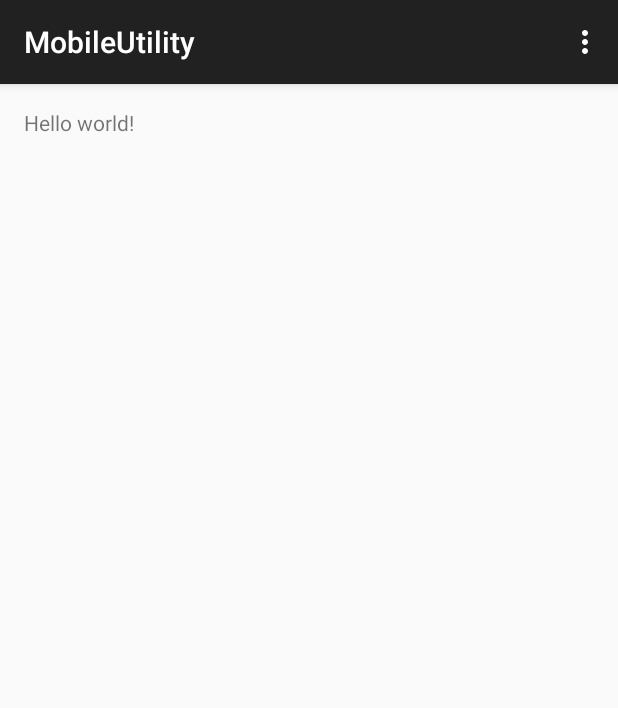
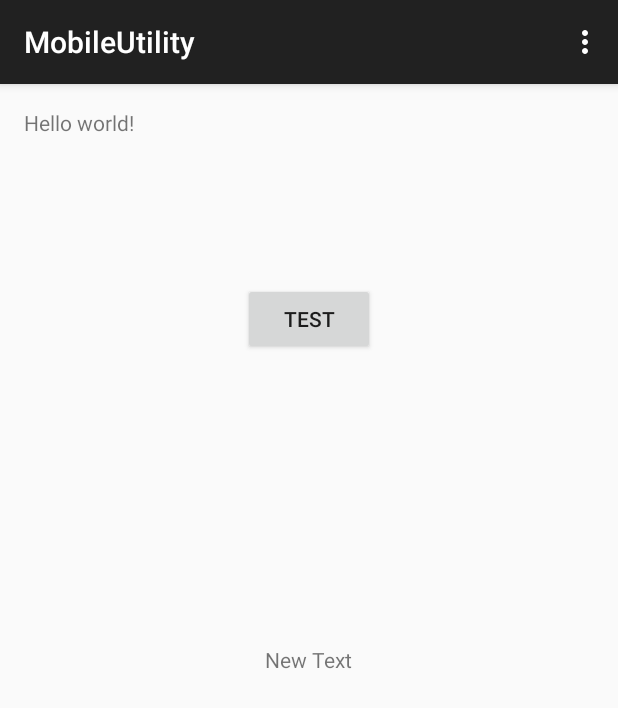
Before and after one commit to nhducit/MobileUtility, an Android app: the screen it shows after launch (MainActivity), on a phone screen of 412 x 824 dp. Shown: the top 708 px of the screen. Run offline under Robolectric (Android 15) with nearby library versions, the phone set to English and light mode, and no system bars; libraries missing offline, so code that uses them is left out: io.realm; 8 statements that could not run were skipped.

Commit message:
add methods

```diff
--- a/app/src/main/java/com/ducnh/mobileutility/app/MainActivity.java
+++ b/app/src/main/java/com/ducnh/mobileutility/app/MainActivity.java
@@ -2,44 +2,79 @@ package com.ducnh.mobileutility.app;
 
 import android.support.v7.app.ActionBarActivity;
 import android.os.Bundle;
+import android.util.Log;
 import android.view.Menu;
 import android.view.MenuItem;
+import android.view.View;
+import android.widget.Button;
+import android.widget.TextView;
 import com.ducnh.mobileutility.app.model.Action;
 import com.ducnh.mobileutility.app.model.PromotionPackage;
 import io.realm.Realm;
 import io.realm.RealmResults;
 
+import java.io.File;
+import java.io.FileOutputStream;
 import java.io.IOException;
 import java.io.InputStream;
 
 
 public class MainActivity extends ActionBarActivity {
 
-    String VENDOR = "vendor";
-    String PACKAGE_NAME = "packageName";
-    String ACTION_TYPE = "actionType";
-    String SMS_FEE = "smsFee";
-    String PACKAGE_FEE = "packageFee";
-    String CUSTOM_NUMBER = "customNumber";
-    String MESSAGE_CONTENT = "messageContent";
+    private String LOG_TAG = "MobileUtility";
+
+
+    private String VENDOR = "vendor";
+    private String PACKAGE_NAME = "packageName";
+    private String ACTION_TYPE = "actionType";
+    private String SMS_FEE = "smsFee";
+    private String PACKAGE_FEE = "packageFee";
+    private String CUSTOM_NUMBER = "customNumber";
+    private String MESSAGE_CONTENT = "messageContent";
+
+    //
+
+    private Realm realm;
+
+    //
+    Button testButton;
+    TextView textView;
 
     @Override
     protected void onCreate(Bundle savedInstanceState) {
         super.onCreate(savedInstanceState);
         setContentView(R.layout.activity_main);
+        //String dbPath = copyBundledRealmFile(this.getResources().openRawResource(R.))
+        try {
+            //TODO: remove deleteRealmFile when publish this application
+            Realm.deleteRealmFile(this);
+            realm = Realm.getInstance(this);
+
+        } catch (Exception e) {
+            Log.i(LOG_TAG, "Can not get instance of Realm, need migration");
+            e.printStackTrace();
+        }
         initialDatabase();
+        testButton = (Button) findViewById(R.id.testButton);
+        textView = (TextView) findViewById(R.id.packageTextVIew);
+        testButton.setOnClickListener(new View.OnClickListener() {
+            @Override
+            public void onClick(View v) {
+                printAllPackage(textView);
+            }
+        });
     }
+
+
 
 
     public void initialDatabase() {
         initialActionData();
         initialPackageData();
-        packageActionLinker();
-        printAllPackage();
+        //packageActionLinker();
     }
 
     public void initialPackageData() {
-        Realm realm = Realm.getInstance(this);
         realm.beginTransaction();
         try {
             InputStream inputStream = getAssets().open("PromotionPackageData.json");
@@ -52,7 +87,6 @@ public class MainActivity extends ActionBarActivity {
     }
 
     public void initialActionData() {
-        Realm realm = Realm.getInstance(this);
         realm.beginTransaction();
         try {
             InputStream inputStream = getAssets().open("ActionData.json");
@@ -64,30 +98,35 @@ public class MainActivity extends ActionBarActivity {
         }
     }
 
-    public void packageActionLinker() {
-        Realm realm = Realm.getInstance(this);
-        realm.beginTransaction();
+//    public void packageActionLinker() {
+//        realm.beginTransaction();
+//        RealmResults<PromotionPackage> promotionPackages = realm.where(PromotionPackage.class).findAll();
+//
+//
+//        for (int i = 0; i < promotionPackages.size(); i++) {
+//            PromotionPackage promotionPackage = promotionPackages.get(i);
+//            RealmResults<Action> actions = realm.where(Action.class)
+//                    .equalTo(VENDOR, promotionPackage.getVendor(), false)
+//                    .equalTo(PACKAGE_NAME, promotionPackage.getPackageName(), false)
+//                    .findAll();
+//
+//            for (int j = 0; j < actions.size(); j++) {
+//                Action action = actions.get(j);
+//                promotionPackage.getActions().add(action);
+//            }
+//            //promotionPackage.getActions().addAll(actions);
+//
+//        }
+//
+//        realm.commitTransaction();
+//    }
+
+    public void printAllPackage(TextView textView) {
         RealmResults<PromotionPackage> promotionPackages = realm.where(PromotionPackage.class).findAll();
         for (PromotionPackage promotionPackage : promotionPackages) {
-            RealmResults<Action> actions = realm.where(Action.class)
-                    .equalTo(VENDOR, promotionPackage.getVendor())
-                    .equalTo(PACKAGE_NAME, promotionPackage.getVendor())
-                    .findAll();
-
-            promotionPackage.getActions().addAll(actions);
+            textView.setText(textView.getText() + promotionPackage.toString());
+            Log.i("MU---" , promotionPackage.toString());
         }
-        realm.commitTransaction();
-    }
-
-    public void printAllPackage() {
-        Realm realm = Realm.getInstance(this);
-        realm.beginTransaction();
-        RealmResults<PromotionPackage> promotionPackages = realm.where(PromotionPackage.class).findAll();
-
-        for (PromotionPackage promotionPackage : promotionPackages) {
-            System.out.println(promotionPackage.toString());
-        }
-        realm.commitTransaction();
     }
 
 
@@ -112,4 +151,10 @@ public class MainActivity extends ActionBarActivity {
 
         return super.onOptionsItemSelected(item);
     }
+
+    @Override
+    protected void onDestroy() {
+        super.onDestroy();
+        realm.close();
+    }
 }
--- a/app/src/main/res/layout/activity_main.xml
+++ b/app/src/main/res/layout/activity_main.xml
@@ -5,6 +5,24 @@
     android:paddingBottom="@dimen/activity_vertical_margin" tools:context=".MainActivity">
 
     <TextView android:text="@string/hello_world" android:layout_width="wrap_content"
-        android:layout_height="wrap_content" />
+        android:layout_height="wrap_content"
+        android:id="@+id/textView2" />
+
+    <TextView
+        android:layout_width="wrap_content"
+        android:layout_height="wrap_content"
+        android:text="New Text"
+        android:id="@+id/packageTextVIew"
+        android:layout_centerVertical="true"
+        android:layout_centerHorizontal="true" />
+
+    <Button
+        android:layout_width="wrap_content"
+        android:layout_height="wrap_content"
+        android:text="Test"
+        android:id="@+id/testButton"
+        android:layout_below="@+id/textView2"
+        android:layout_centerHorizontal="true"
+        android:layout_marginTop="97dp" />
 
 </RelativeLayout>
```
Also changed, not shown: app/src/main/java/com/ducnh/mobileutility/app/model/Action.java (+5 -12 lines), app/src/main/java/com/ducnh/mobileutility/app/model/PromotionPackage.java (+10 -0 lines).
